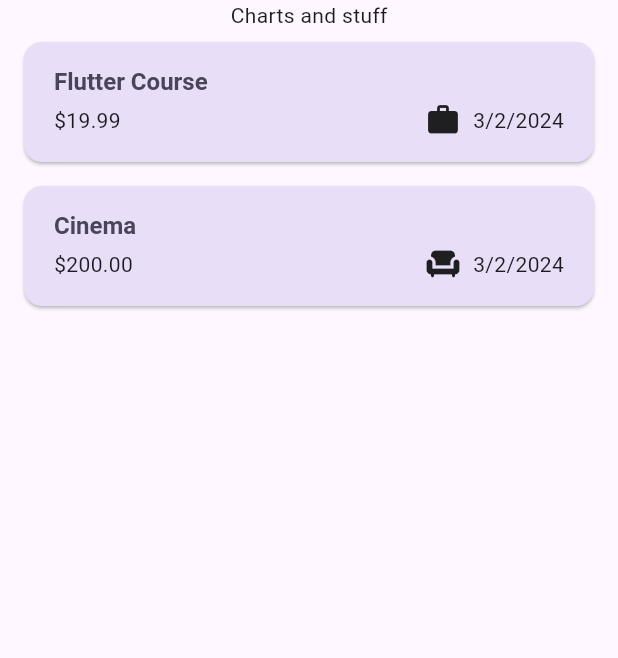
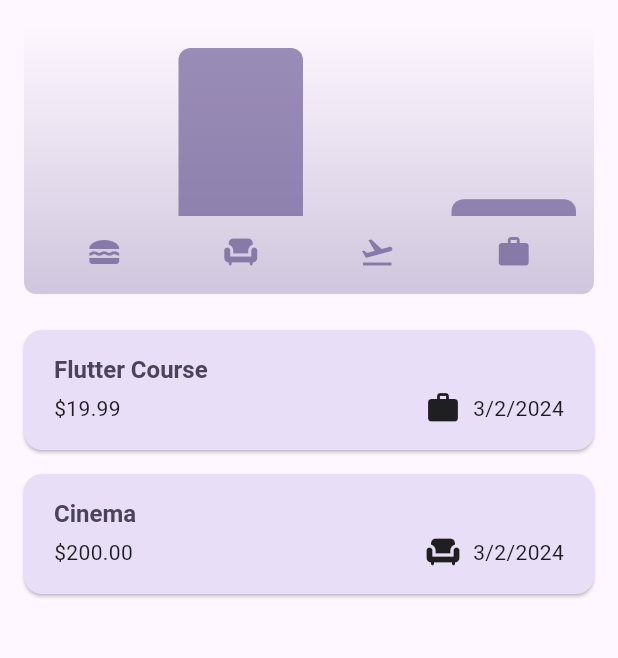
Before and after one commit to TeeWrath/expense-tracker, a Flutter app: the screen it shows after launch, on a phone screen of 412 x 824 dp, the part 84-742 px from its top. Run offline on Flutter 3.47's test engine with Material 3 defaults, Android fonts, the phone set to English and light mode, and no system bars.

Commit message:
feat: charts

```diff
--- a/lib/models/expense.dart
+++ b/lib/models/expense.dart
@@ -31,6 +31,24 @@ class Expense {
   final Category category;
 
   String get formattedDate {
-    return formatter.format(date) ;
+    return formatter.format(date);
   }
 }
+
+class ExpenseBucket {
+  const ExpenseBucket({required this.category, required this.expenses});
+  ExpenseBucket.forCategory(List<Expense> allExpenses, this.category)
+      : expenses = allExpenses
+            .where((expense) => expense.category == category)
+            .toList();
+  final Category category;
+  final List<Expense> expenses;
+
+  double get totalExpenses {
+    double sum = 0;
+    for (final expense in expenses) {
+      sum += expense.amount;
+    }
+    return sum;
+  }
+}
--- /dev/null
+++ b/lib/widgets/chart/chart.dart
@@ -0,0 +1,95 @@
+import 'package:flutter/material.dart';
+
+import 'package:expense_tracker/widgets/chart/chart_bar.dart';
+import 'package:expense_tracker/models/expense.dart';
+
+class Chart extends StatelessWidget {
+  const Chart({super.key, required this.expenses});
+
+  final List<Expense> expenses;
+
+  List<ExpenseBucket> get buckets {
+    return [
+      ExpenseBucket.forCategory(expenses, Category.food),
+      ExpenseBucket.forCategory(expenses, Category.leisure),
+      ExpenseBucket.forCategory(expenses, Category.travel),
+      ExpenseBucket.forCategory(expenses, Category.work),
+    ];
+  }
+
+  double get maxTotalExpense {
+    double maxTotalExpense = 0;
+
+    for (final bucket in buckets) {
+      if (bucket.totalExpenses > maxTotalExpense) {
+        maxTotalExpense = bucket.totalExpenses;
+      }
+    }
+
+    return maxTotalExpense;
+  }
+
+  @override
+  Widget build(BuildContext context) {
+    final isDarkMode =
+        MediaQuery.of(context).platformBrightness == Brightness.dark;
+    return Container(
+      margin: const EdgeInsets.all(16),
+      padding: const EdgeInsets.symmetric(
+        vertical: 16,
+        horizontal: 8,
+      ),
+      width: double.infinity,
+      height: 180,
+      decoration: BoxDecoration(
+        borderRadius: BorderRadius.circular(8),
+        gradient: LinearGradient(
+          colors: [
+            Theme.of(context).colorScheme.primary.withOpacity(0.3),
+            Theme.of(context).colorScheme.primary.withOpacity(0.0)
+          ],
+          begin: Alignment.bottomCenter,
+          end: Alignment.topCenter,
+        ),
+      ),
+      child: Column(
+        children: [
+          Expanded(
+            child: Row(
+              crossAxisAlignment: CrossAxisAlignment.end,
+              children: [
+                for (final bucket in buckets) // alternative to map()
+                  ChartBar(
+                    fill: bucket.totalExpenses == 0
+                        ? 0
+                        : bucket.totalExpenses / maxTotalExpense,
+                  )
+              ],
+            ),
+          ),
+          const SizedBox(height: 12),
+          Row(
+            children: buckets
+                .map(
+                  (bucket) => Expanded(
+                    child: Padding(
+                      padding: const EdgeInsets.symmetric(horizontal: 4),
+                      child: Icon(
+                        categoryIcons[bucket.category],
+                        color: isDarkMode
+                            ? Theme.of(context).colorScheme.secondary
+                            : Theme.of(context)
+                                .colorScheme
+                                .primary
+                                .withOpacity(0.7),
+                      ),
+                    ),
+                  ),
+                )
+                .toList(),
+          )
+        ],
+      ),
+    );
+  }
+}
--- /dev/null
+++ b/lib/widgets/chart/chart_bar.dart
@@ -0,0 +1,34 @@
+import 'package:flutter/material.dart';
+
+class ChartBar extends StatelessWidget {
+  const ChartBar({
+    super.key,
+    required this.fill,
+  });
+
+  final double fill;
+
+  @override
+  Widget build(BuildContext context) {
+    final isDarkMode =
+        MediaQuery.of(context).platformBrightness == Brightness.dark;
+    return Expanded(
+      child: Padding(
+        padding: const EdgeInsets.symmetric(horizontal: 4),
+        child: FractionallySizedBox(
+          heightFactor: fill,
+          child: DecoratedBox(
+            decoration: BoxDecoration(
+              shape: BoxShape.rectangle,
+              borderRadius:
+                  const BorderRadius.vertical(top: Radius.circular(8)),
+              color: isDarkMode
+                  ? Theme.of(context).colorScheme.secondary
+                  : Theme.of(context).colorScheme.primary.withOpacity(0.65),
+            ),
+          ),
+        ),
+      ),
+    );
+  }
+}
--- a/lib/widgets/expenses.dart
+++ b/lib/widgets/expenses.dart
@@ -1,3 +1,4 @@
+import 'package:expense_tracker/widgets/chart/chart.dart';
 import 'package:expense_tracker/widgets/expense_list/expense_list.dart';
 import 'package:expense_tracker/models/expense.dart';
 import 'package:expense_tracker/widgets/new_expense.dart';
@@ -82,7 +83,7 @@ class _ExpensesScreenState extends State<ExpensesScreen> {
       ),
       body: Column(
         children: [
-          const Text('Charts and stuff'),
+          Chart(expenses: _registeredExpenses),
           Expanded(child: mainContent),
         ],
       ),
```
